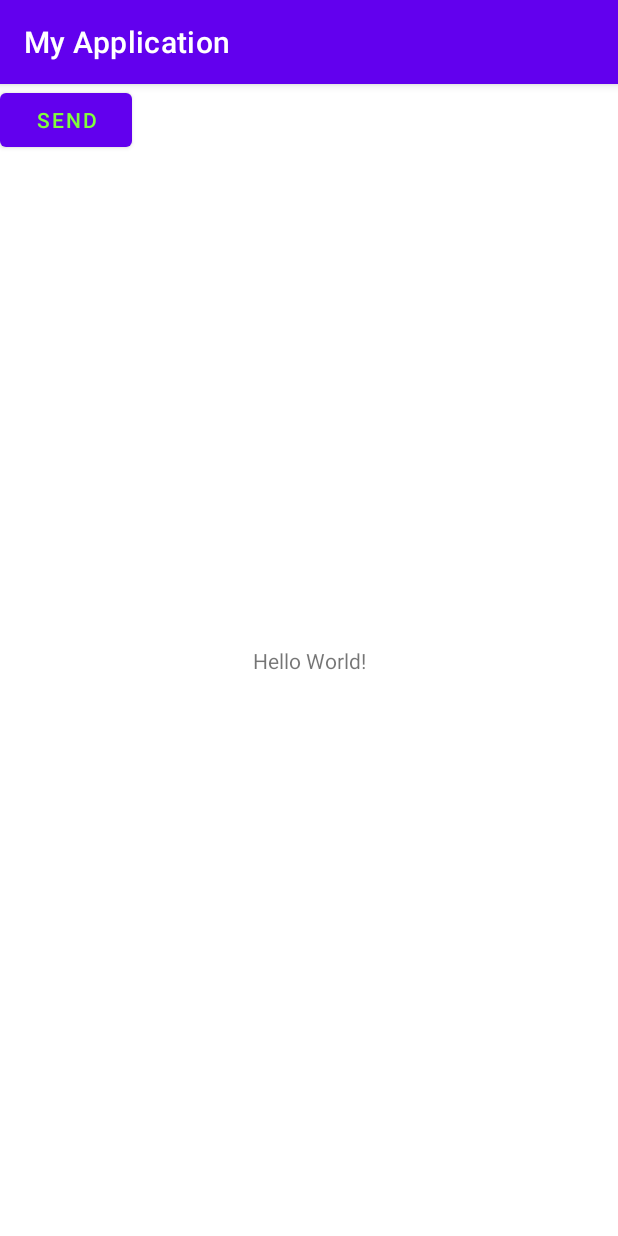
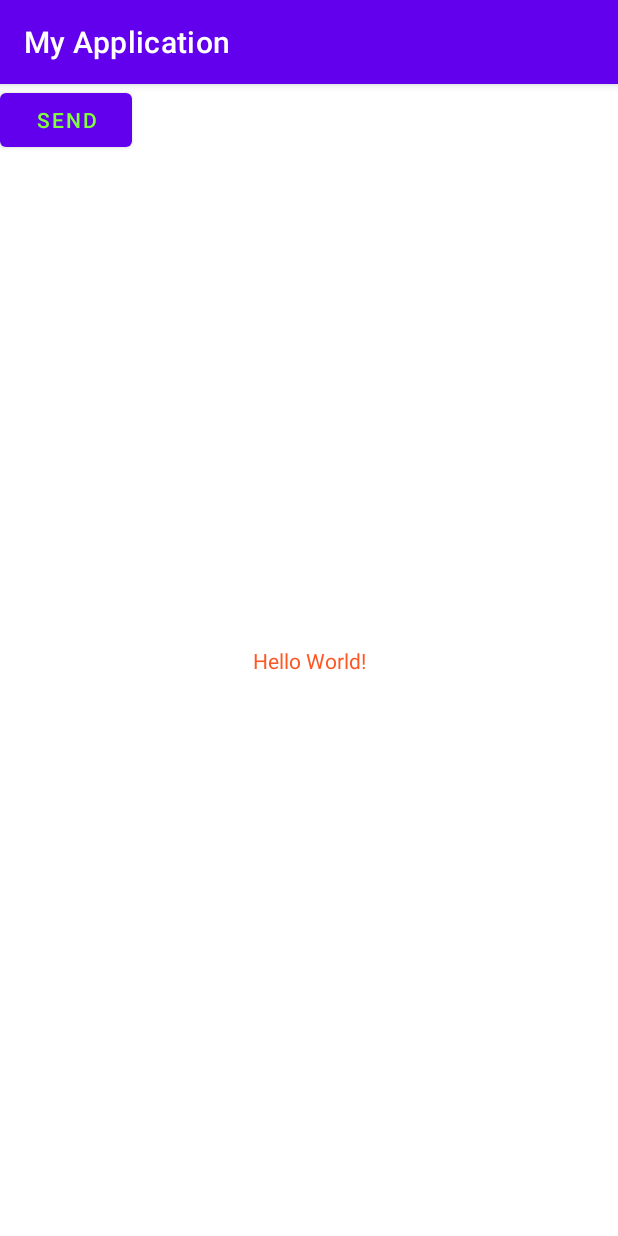
Before and after one commit to anoudd/MyApplication, an Android app: the screen it shows after launch (MainActivity), on a phone screen of 412 x 824 dp. Run offline under Robolectric (Android 15) with nearby library versions, the phone set to English and light mode, and no system bars.

Commit message:
change by anoudd

```diff
--- a/app/src/main/res/layout/activity_main.xml
+++ b/app/src/main/res/layout/activity_main.xml
@@ -10,6 +10,7 @@
         android:layout_width="wrap_content"
         android:layout_height="wrap_content"
         android:text="Hello World!"
+        android:textColor="#FF5722"
         app:layout_constraintBottom_toBottomOf="parent"
         app:layout_constraintEnd_toEndOf="parent"
         app:layout_constraintStart_toStartOf="parent"
```
